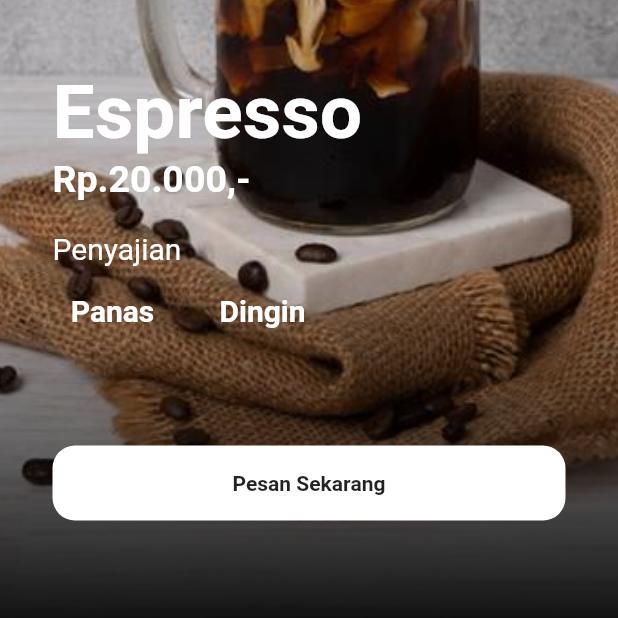
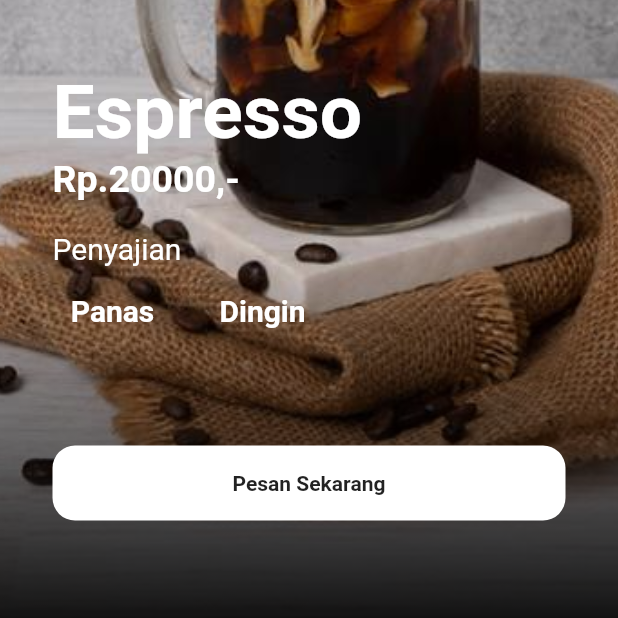
Before and after one commit to faizauthar12/flutter_KedaiKopi, a Flutter app: the screen it shows after launch, after a tap on "minuman", on a phone screen of 412 x 824 dp, the part 618-1236 px from its top. Run offline on Flutter 3.47's test engine with Material 2 defaults, Android fonts, the phone set to English and light mode, and no system bars.

Commit message:
Kedai: passing data from Main to DetailPage

```diff
--- a/lib/DetailPage.dart
+++ b/lib/DetailPage.dart
@@ -1,7 +1,9 @@
 import 'package:flutter/material.dart';
+import 'main.dart';
 
 class DetailPage extends StatefulWidget {
-  DetailPage({Key key}) : super(key: key);
+  final Serve serve;
+  DetailPage({Key key, this.serve}) : super(key: key);
 
   @override
   _DetailPageState createState() => _DetailPageState();
@@ -12,14 +14,13 @@ class _DetailPageState extends State<DetailPage> {
   Widget build(BuildContext context) {
     return Scaffold(
       body: Hero(
-        tag: '1',
+        tag: widget.serve.tag,
         child: Container(
           height: MediaQuery.of(context).size.height,
           width: double.infinity,
           decoration: BoxDecoration(
               image: DecorationImage(
-                  image: AssetImage('assets/images/one.jpg'),
-                  fit: BoxFit.cover),
+                  image: AssetImage(widget.serve.image), fit: BoxFit.cover),
               boxShadow: [
                 BoxShadow(
                   color: Colors.grey[400],
@@ -67,14 +68,14 @@ class _DetailPageState extends State<DetailPage> {
                     mainAxisAlignment: MainAxisAlignment.end,
                     children: <Widget>[
                       Text(
-                        "Espresso",
+                        widget.serve.title,
                         style: TextStyle(
                             color: Colors.white,
                             fontSize: 50,
                             fontWeight: FontWeight.bold),
                       ),
                       Text(
-                        "Rp.20.000,-",
+                        "Rp." + widget.serve.price.toString() + ",-",
                         style: TextStyle(
                             color: Colors.white,
                             fontSize: 25,
--- a/lib/main.dart
+++ b/lib/main.dart
@@ -159,8 +159,11 @@ class _MyHomePageState extends State<MyHomePage> {
             tag: serving[index].tag,
             child: GestureDetector(
               onTap: () {
-                Navigator.push(context,
-                    MaterialPageRoute(builder: (context) => DetailPage()));
+                Navigator.push(
+                    context,
+                    MaterialPageRoute(
+                        builder: (context) =>
+                            DetailPage(serve: serving[index])));
               },
               child: Container(
                 height: 250,
```
